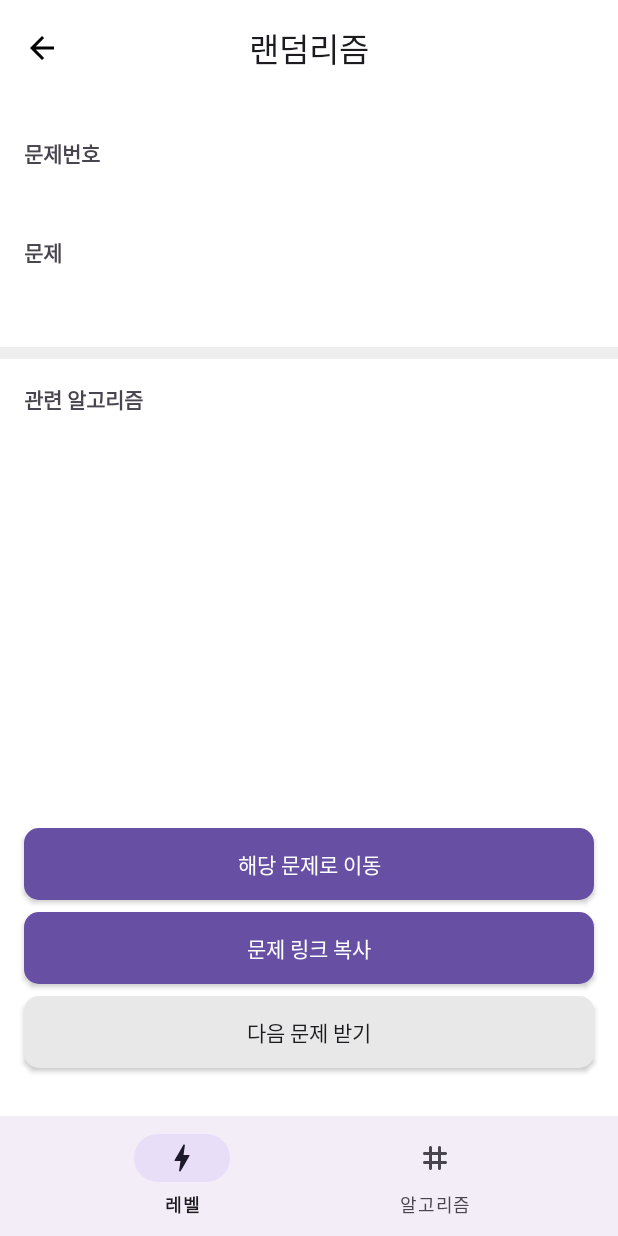
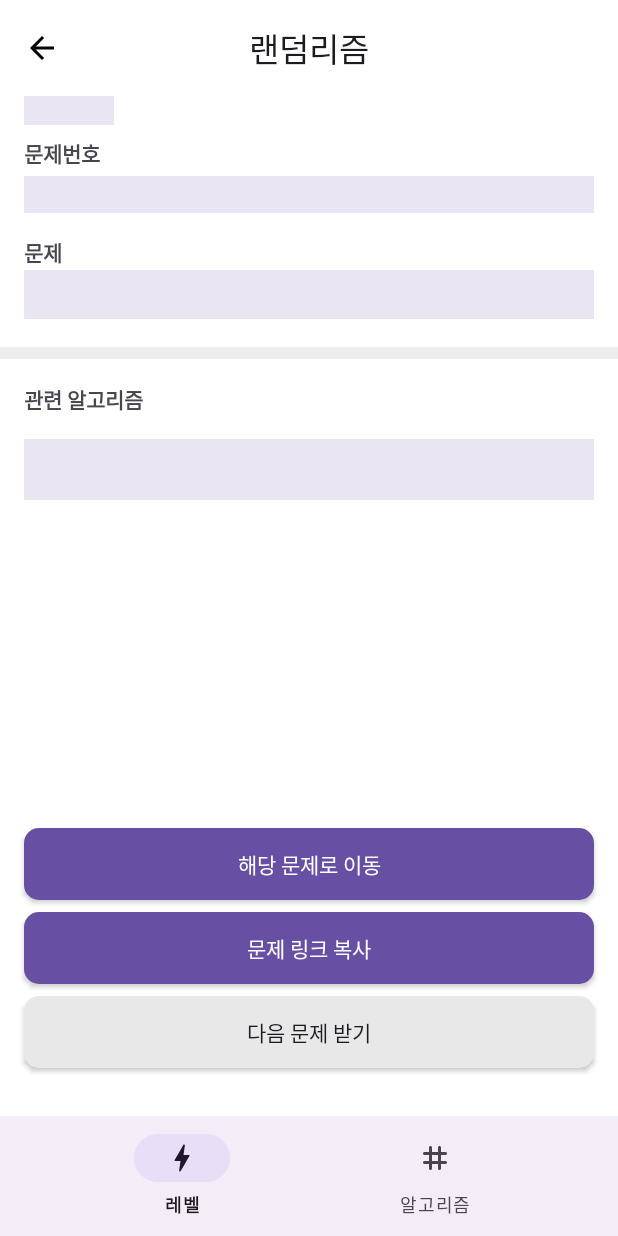
Before and after one commit to w36495/randomrithm, an Android app: the fragment ProblemFragment placed in its activity, on a phone screen of 412 x 824 dp. Run offline under Robolectric (Android 15) with nearby library versions, the phone set to English and light mode, and no system bars; our stand-ins replace Shimmer; 1 statement that could not run was skipped.

Commit message:
UI : 문제 화면 shimmer layout 작성

```diff
--- a/app/src/main/res/layout/fragment_problem.xml
+++ b/app/src/main/res/layout/fragment_problem.xml
@@ -23,6 +23,57 @@
             app:titleCentered="true" />
 
     </com.google.android.material.appbar.AppBarLayout>
+
+    <com.facebook.shimmer.ShimmerFrameLayout
+        android:id="@+id/layout_shimmer"
+        android:layout_width="0dp"
+        android:layout_height="0dp"
+        app:shimmer_duration="1000"
+        app:layout_constraintTop_toBottomOf="@id/layout_appbar"
+        app:layout_constraintStart_toStartOf="parent"
+        app:layout_constraintEnd_toEndOf="parent"
+        app:layout_constraintBottom_toBottomOf="parent" >
+
+        <LinearLayout
+            android:layout_width="match_parent"
+            android:layout_height="match_parent"
+            android:orientation="vertical" >
+
+            <TextView
+                android:layout_marginHorizontal="16dp"
+                android:layout_width="60dp"
+                android:layout_height="wrap_content"
+                android:background="#E9E5F2" />
+
+            <TextView
+                android:layout_marginHorizontal="16dp"
+                android:layout_width="match_parent"
+                android:layout_height="wrap_content"
+                android:textSize="18sp"
+                android:layout_marginTop="34dp"
+                android:background="#E9E5F2" />
+
+            <TextView
+                android:layout_marginHorizontal="16dp"
+                android:layout_width="match_parent"
+                android:layout_height="wrap_content"
+                android:textSize="18sp"
+                android:paddingVertical="4dp"
+                android:layout_marginTop="38dp"
+                android:background="#E9E5F2" />
+
+            <TextView
+                android:layout_marginHorizontal="16dp"
+                android:layout_width="match_parent"
+                android:layout_height="wrap_content"
+                android:textSize="24sp"
+                android:layout_marginTop="80dp"
+                android:paddingVertical="4dp"
+                android:background="#E9E5F2" />
+
+        </LinearLayout>
+
+    </com.facebook.shimmer.ShimmerFrameLayout>
 
     <TextView
         android:id="@+id/tv_level"
```
